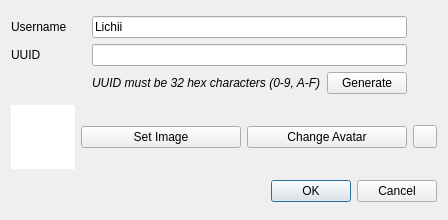
Before: the Qt Designer form src/yuzu/configuration/system/new_user_dialog.ui in Riddsc/satronho-nx, drawn with Qt 5.
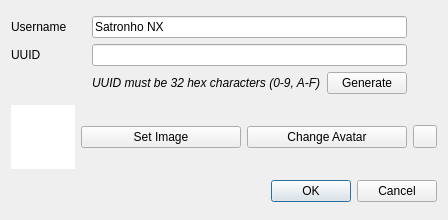
After: the same form once the commit is applied.

Commit message:
Medidor de rendimiento desde nx2_switches.txt y textos con el nombre Satronho NX
- nx2_profile: EDEN_NX2_GPU_PROFILE se leía antes de main(), así que
  no funcionaba desde nx2_switches.txt; ahora se lee al primer uso
- Ventanas, diálogos y atajos muestran "Satronho NX" en lugar de "Lichii"
  (los créditos a Lichii, Eglantine y Eden se mantienen en "Acerca de")

Diff of the .ui file:
```diff
--- a/src/yuzu/configuration/system/new_user_dialog.ui
+++ b/src/yuzu/configuration/system/new_user_dialog.ui
@@ -57,7 +57,7 @@
      <item row="0" column="1" colspan="2">
       <widget class="QLineEdit" name="username">
        <property name="text">
-        <string>Lichii</string>
+        <string>Satronho NX</string>
        </property>
       </widget>
      </item>
```
The commit also changes 18 other files.
